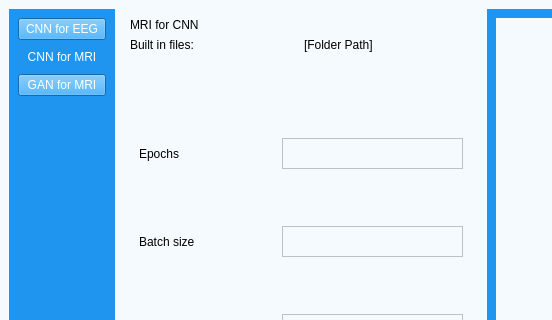
This is UI/aUI_projekt_MRI.ui in matimusial/ADHDPredictorApp as Qt 5 draws it before an edit; both pictures show x 0 to 552 and y 0 to 320 of the 1280 by 760 pixel window. The edited form follows.
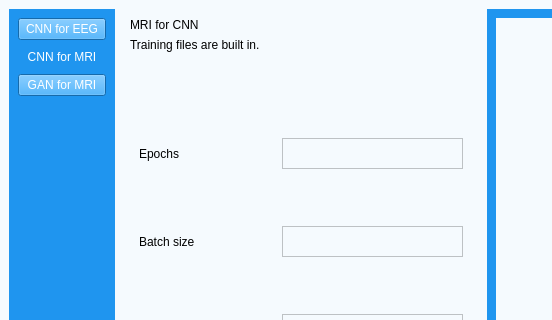
This is the edited form. Icons and pictures are not drawn.

Commit message: path label deleted

Diff of the .ui file:
```diff
--- a/UI/aUI_projekt_MRI.ui
+++ b/UI/aUI_projekt_MRI.ui
@@ -176,14 +176,14 @@
                <item>
                 <widget class="QLabel" name="label">
                  <property name="text">
-                  <string>Built in files:</string>
+                  <string>Training files are built in.</string>
                  </property>
                 </widget>
                </item>
                <item>
                 <widget class="QLabel" name="path_label_2">
                  <property name="text">
-                  <string>[Folder Path]</string>
+                  <string/>
                  </property>
                 </widget>
                </item>
```
The commit also changes 3 other files.
